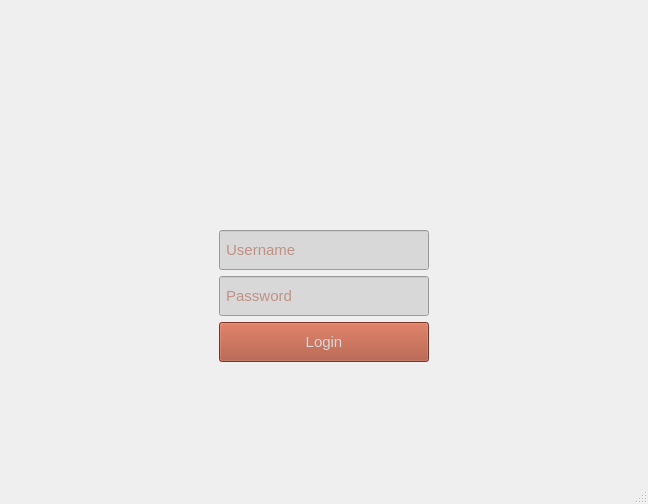
Qt form mainwindow.ui (Nilsae/LibraryManagementSystem) before a commit.
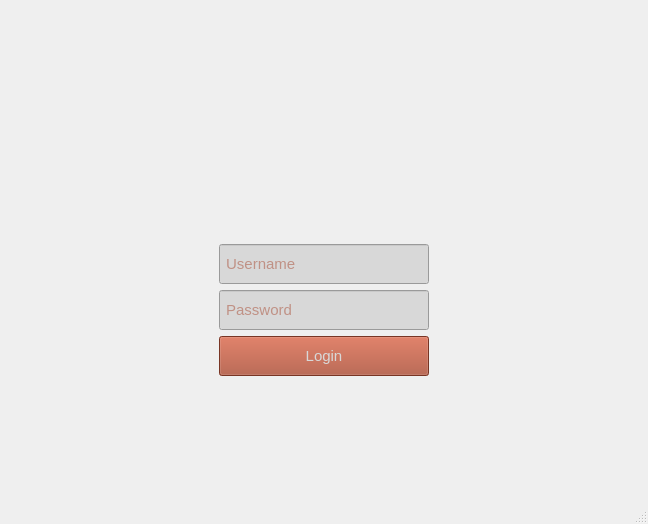
The same form after that commit. Icons and pictures are not drawn.

Diff of the .ui file:
```diff
--- a/mainwindow.ui
+++ b/mainwindow.ui
@@ -7,7 +7,7 @@
     <x>0</x>
     <y>0</y>
     <width>648</width>
-    <height>504</height>
+    <height>524</height>
    </rect>
   </property>
   <property name="windowTitle">
```
Left out of the diff: 12 changed lines with no effect on the pictures.
